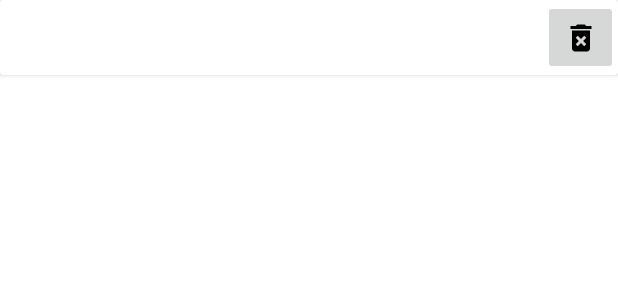
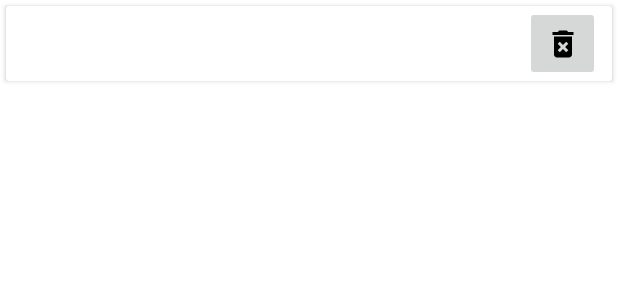
Before and after one commit to BaranovVO/TodoList, an Android app: the layout todo_item_card.xml on its own in the app's theme, with its tools: preview values and no code run, on a phone screen of 412 x 824 dp. Shown: the top 300 px of the screen. Run offline under Robolectric (Android 15) with nearby library versions, the phone set to English and light mode, and no system bars.

Commit message:
Some updates

```diff
--- a/app/src/main/res/layout/fragment_add_todo.xml
+++ b/app/src/main/res/layout/fragment_add_todo.xml
@@ -11,6 +11,7 @@
         android:layout_width="match_parent"
         android:layout_height="wrap_content"
         android:hint="@string/enter_a_new_todo"
+        android:imeOptions="actionDone"
         app:layout_constraintBottom_toBottomOf="parent"
         app:layout_constraintEnd_toEndOf="parent"
         app:layout_constraintStart_toStartOf="parent"
--- a/app/src/main/res/layout/todo_item_card.xml
+++ b/app/src/main/res/layout/todo_item_card.xml
@@ -3,7 +3,7 @@
     xmlns:app="http://schemas.android.com/apk/res-auto"
     android:layout_width="match_parent"
     android:layout_height="wrap_content"
-    android:padding="8dp">
+    android:layout_margin="4dp">
 
     <androidx.constraintlayout.widget.ConstraintLayout
         android:layout_width="match_parent"
@@ -11,8 +11,13 @@
 
         <TextView
             android:id="@+id/todoText"
-            android:layout_width="wrap_content"
+            android:layout_width="0dp"
             android:layout_height="wrap_content"
+            android:layout_marginStart="8dp"
+            android:layout_marginTop="8dp"
+            android:layout_marginEnd="8dp"
+            android:layout_marginBottom="8dp"
+            android:gravity="center_vertical"
             app:layout_constraintBottom_toBottomOf="parent"
             app:layout_constraintEnd_toStartOf="@+id/bt_remove"
             app:layout_constraintStart_toStartOf="parent"
@@ -22,6 +27,7 @@
             android:id="@+id/bt_remove"
             android:layout_width="50dp"
             android:layout_height="50dp"
+            android:layout_marginEnd="8dp"
             android:src="@drawable/baseline_delete_forever_24"
             app:layout_constraintBottom_toBottomOf="parent"
             app:layout_constraintEnd_toEndOf="parent"
--- a/app/src/main/res/values/strings.xml
+++ b/app/src/main/res/values/strings.xml
@@ -2,6 +2,7 @@
     <string name="app_name">Todo List</string>
     <string name="enter_a_new_todo">Enter a new todo.</string>
     <string name="add">Add</string>
+    <string name="todoAdded">Added</string>
     <string name="error">Error!</string>
     <string name="removed">Removed!</string>
 </resources>
```
Also changed, not shown: app/src/main/java/com/vladimirbaranov/todolist/ui/screens/addTodo/AddTodoFragment.kt (+26 -0 lines).
